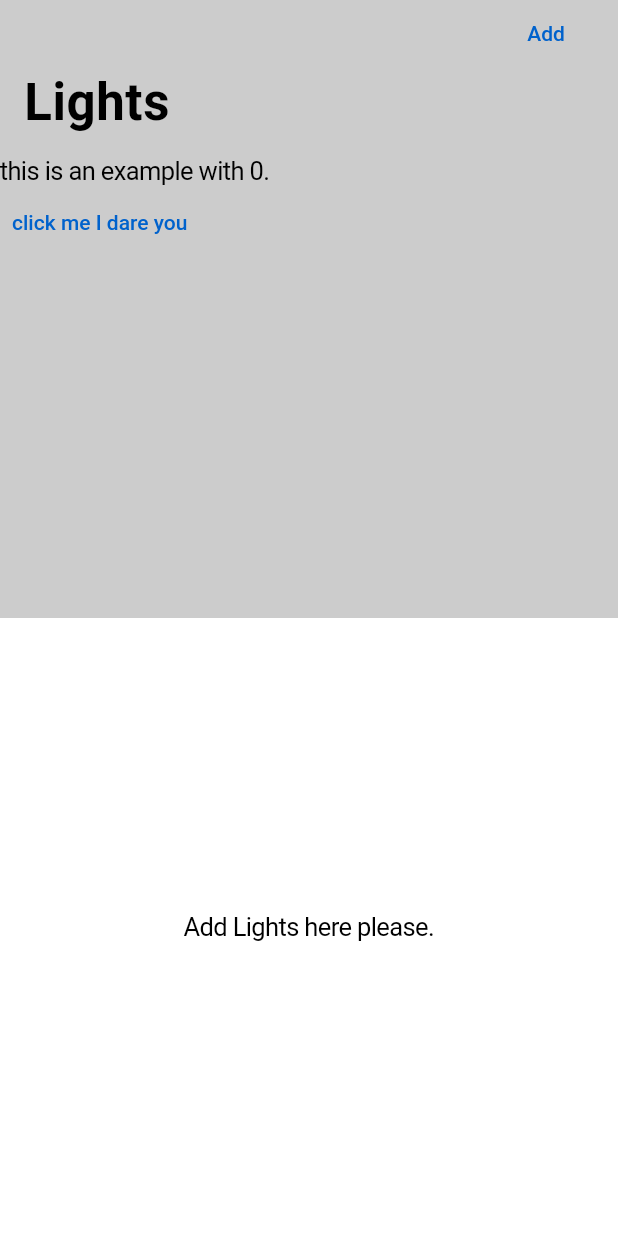
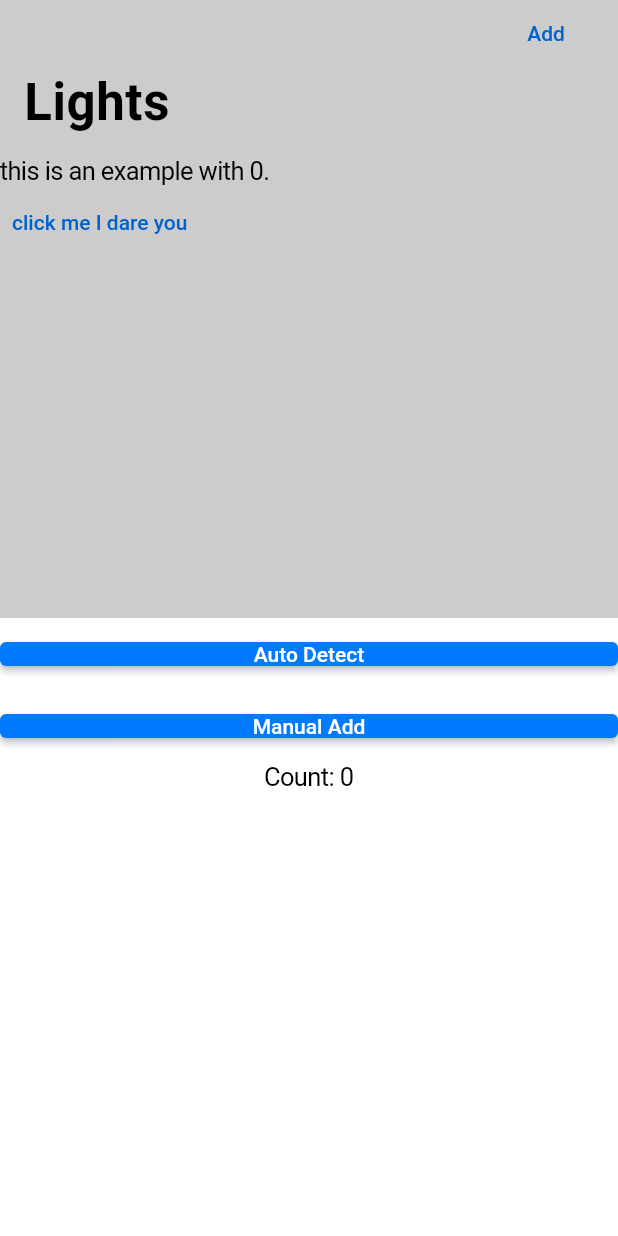
Before and after one commit to Light-Master/LightMaster, a Flutter app: the screen it shows after launch, after a tap on "Add", on a phone screen of 412 x 824 dp. Run offline on Flutter 3.47's test engine with Material 2 defaults, Android fonts, the phone set to English and light mode, and no system bars.

Commit message:
First tests with buttons

```diff
--- a/light_master_app/lib/widgets/add_light.dart
+++ b/light_master_app/lib/widgets/add_light.dart
@@ -1,6 +1,51 @@
 import 'package:flutter/material.dart';
 
-class AddLight extends StatelessWidget {
+class AutoDetectLightButton extends StatelessWidget {
+  @override
+  Widget build(BuildContext context) {
+    return GestureDetector(
+      onTap: () {
+        print('Auto detect!');
+      },
+      child: Container(
+        height: 50.0,
+        padding: const EdgeInsets.all(8.0),
+        margin: const EdgeInsets.symmetric(horizontal: 8.0),
+        decoration: BoxDecoration(
+          borderRadius: BorderRadius.circular(5.0),
+          color: Colors.lightGreen[500],
+        ),
+        child: Center(
+          child: Text('Auto Detect'),
+        ),
+      ),
+    );
+  }
+}
+class ManualAddLightButton extends StatelessWidget {
+  @override
+  Widget build(BuildContext context) {
+    return GestureDetector(
+      onTap: () {
+        print('Manual Add!');
+      },
+      child: Container(
+        height: 50.0,
+        padding: const EdgeInsets.all(8.0),
+        margin: const EdgeInsets.symmetric(horizontal: 8.0),
+        decoration: BoxDecoration(
+          borderRadius: BorderRadius.circular(5.0),
+          color: Colors.lightGreen[500],
+        ),
+        child: Center(
+          child: Text('Manual Add'),
+        ),
+      ),
+    );
+  }
+}
+
+class AddLight2 extends StatelessWidget {
   @override
   Widget build(BuildContext context) {
     return FractionallySizedBox(
@@ -9,6 +54,71 @@ class AddLight extends StatelessWidget {
         heightFactor: 0.5,
         child: Container(
             color: Colors.white,
-            child: new Center(child: Text("Add Lights here please."))));
+            child: Column(
+                children: [AutoDetectLightButton(), ManualAddLightButton()])));
   }
 }
+
+class AddLight extends StatefulWidget {
+  // This class is the configuration for the state.
+  // It holds the values (in this case nothing) provided
+  // by the parent and used by the build  method of the
+  // State. Fields in a Widget subclass are always marked
+  // "final".
+
+  @override
+  _CounterState createState() => _CounterState();
+}
+
+class _CounterState extends State<AddLight> {
+  int _counter = 0;
+  ButtonStyle _buttonStyle = ButtonStyle(
+                                minimumSize: MaterialStateProperty.all(Size.fromHeight(1))
+                              );
+
+  void _increment() {
+    setState(() {
+      // This call to setState tells the Flutter framework
+      // that something has changed in this State, which
+      // causes it to rerun the build method below so that
+      // the display can reflect the updated values. If you
+      // change _counter without calling setState(), then
+      // the build method won't be called again, and so
+      // nothing would appear to happen.
+      _counter++;
+    });
+  }
+
+  @override
+  Widget build(BuildContext context) {
+    // This method is rerun every time setState is called,
+    // for instance, as done by the _increment method above.
+    // The Flutter framework has been optimized to make
+    // rerunning build methods fast, so that you can just
+    // rebuild anything that needs updating rather than
+    // having to individually changes instances of widgets.
+    return FractionallySizedBox(
+        alignment: Alignment.bottomCenter,
+        widthFactor: 1,
+        heightFactor: 0.5,
+        child:Container(
+            color: Colors.white,
+            width: double.infinity,
+            child:Column(
+              //mainAxisAlignment: MainAxisAlignment.center,
+              children: <Widget>[
+                ElevatedButton(
+                  style: _buttonStyle,
+                  onPressed: _increment,
+                  child: Text('Auto Detect')
+                ),
+                ElevatedButton(
+                  style: _buttonStyle,
+                  onPressed: _increment,
+                  child: Text('Manual Add'),
+                ),
+                Text('Count: $_counter'),
+      ],
+    )));
+  }
+}
```
